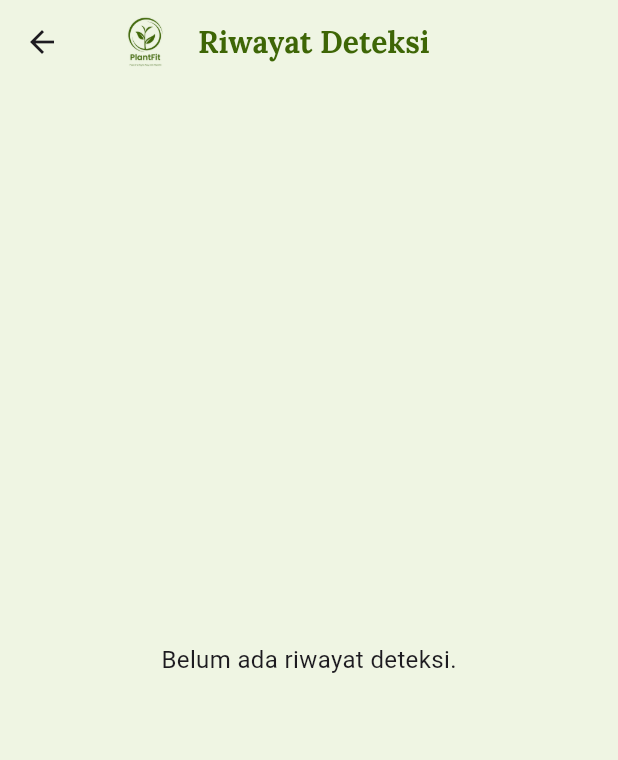
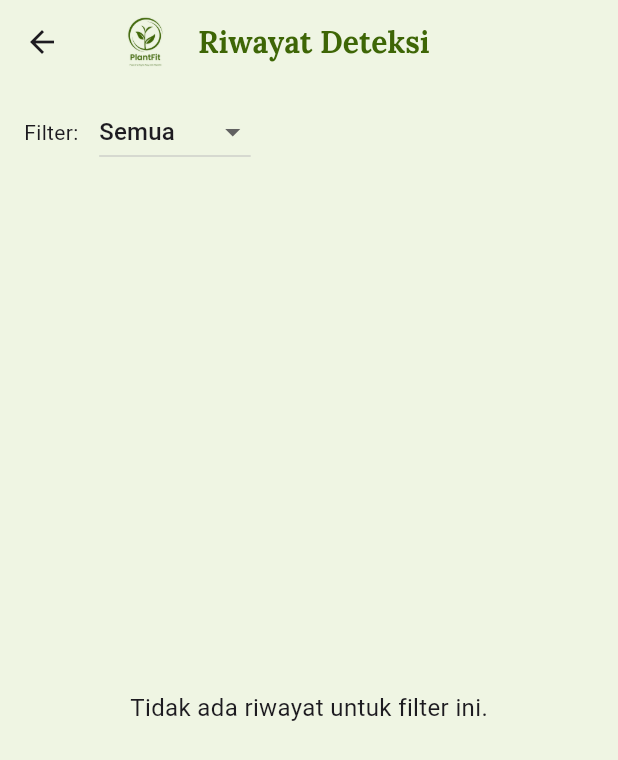
Before and after one commit to alphacoderds/PlantFit, a Flutter app: the RiwayatPage screen opened directly, on a phone screen of 412 x 824 dp. Shown: the top 760 px of the screen. Run offline on Flutter 3.47's test engine with Material 3 defaults, Android fonts, the phone set to English and light mode, and no system bars; our stand-ins replace camera, fl_chart, google_fonts, image_picker; missing offline and left inert: tflite_v2.

Commit message:
filter riwayat

```diff
--- a/lib/view/riwayat.dart
+++ b/lib/view/riwayat.dart
@@ -39,12 +39,38 @@ class RiwayatPage extends StatefulWidget {
   _RiwayatPageState createState() => _RiwayatPageState();
 }
 
+enum RiwayatFilter { semua, hariIni, mingguIni, bulanIni }
+
 class _RiwayatPageState extends State<RiwayatPage> {
-  int _selectedIndex = 3; // Sesuaikan dengan index riwayat
+  RiwayatFilter _selectedFilter = RiwayatFilter.semua;
+
+  List<RiwayatItem> getFilteredRiwayat(List<RiwayatItem> list) {
+    DateTime now = DateTime.now();
+
+    return list.where((item) {
+      switch (_selectedFilter) {
+        case RiwayatFilter.hariIni:
+          return item.timestamp.day == now.day &&
+              item.timestamp.month == now.month &&
+              item.timestamp.year == now.year;
+        case RiwayatFilter.mingguIni:
+          DateTime startOfWeek = now.subtract(Duration(days: now.weekday - 1));
+          return item.timestamp.isAfter(startOfWeek) &&
+              item.timestamp.isBefore(now.add(const Duration(days: 1)));
+        case RiwayatFilter.bulanIni:
+          return item.timestamp.month == now.month &&
+              item.timestamp.year == now.year;
+        case RiwayatFilter.semua:
+        default:
+          return true;
+      }
+    }).toList();
+  }
 
   @override
   Widget build(BuildContext context) {
     List<RiwayatItem> riwayatList = RiwayatStorage.getAllRiwayat();
+    List<RiwayatItem> filteredRiwayatList = getFilteredRiwayat(riwayatList);
 
     return Scaffold(
       backgroundColor: const Color(0xFFEFF5E3),
@@ -70,22 +96,60 @@ class _RiwayatPageState extends State<RiwayatPage> {
           ],
         ),
       ),
-      body: riwayatList.isEmpty
+       body: Column(
+        children: [
+          Padding(
+            padding: const EdgeInsets.symmetric(horizontal: 16.0, vertical: 8),
+            child: Row(
+              children: [
+                const Text("Filter: "),
+                const SizedBox(width: 10),
+                DropdownButton<RiwayatFilter>(
+                  value: _selectedFilter,
+                  items: const [
+                    DropdownMenuItem(
+                      value: RiwayatFilter.semua,
+                      child: Text("Semua"),
+                    ),
+                    DropdownMenuItem(
+                      value: RiwayatFilter.hariIni,
+                      child: Text("Hari Ini"),
+                    ),
+                    DropdownMenuItem(
+                      value: RiwayatFilter.mingguIni,
+                      child: Text("Minggu Ini"),
+                    ),
+                    DropdownMenuItem(
+                      value: RiwayatFilter.bulanIni,
+                      child: Text("Bulan Ini"),
+                    ),
+                  ],
+                  onChanged: (value) {
+                    if (value != null) {
+                      setState(() {
+                        _selectedFilter = value;
+                      });
+                    }
+                  },
+                ),
+              ],
+            ),
+          ),
+          Expanded(
+            child: filteredRiwayatList.isEmpty
                 ? const Center(
                     child: Text(
-                "Belum ada riwayat deteksi.",
-                style: TextStyle(
-                  fontSize: 16,
-                ),
+                      "Tidak ada riwayat untuk filter ini.",
+                      style: TextStyle(fontSize: 16),
                     ),
                   )
                 : ListView.builder(
-              itemCount: riwayatList.length,
+                    itemCount: filteredRiwayatList.length,
                     itemBuilder: (context, index) {
-                final item = riwayatList[index];
+                      final item = filteredRiwayatList[index];
                       return Card(
-                  margin:
-                      const EdgeInsets.symmetric(horizontal: 12, vertical: 6),
+                        margin: const EdgeInsets.symmetric(
+                            horizontal: 12, vertical: 6),
                         child: ListTile(
                           leading: item.imagePath.isNotEmpty
                               ? Image.file(
@@ -128,6 +192,9 @@ class _RiwayatPageState extends State<RiwayatPage> {
                       );
                     },
                   ),
+          ),
+        ],
+      ),
     );
   }
 }
```
Also changed, not shown: 4 other files. Lines whose indentation alone changed are shown as unchanged.
